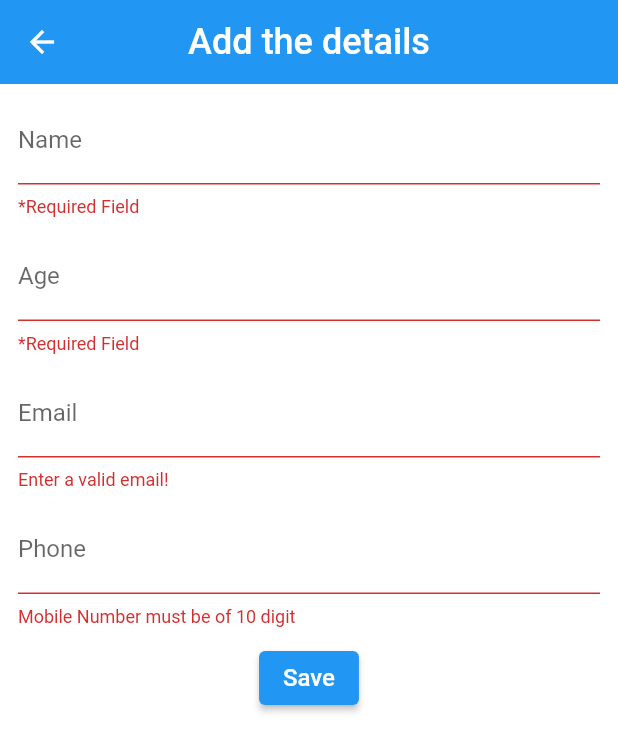
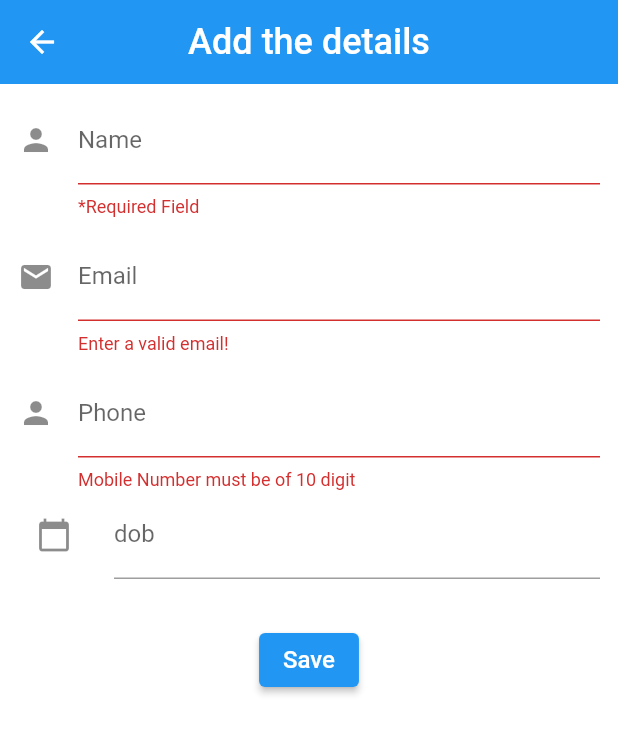
Before and after one commit to BillaHemanthVenkatesh/Astragen1, a Flutter app: the SecondPage screen opened directly, after a tap on the "add" icon, on a phone screen of 412 x 824 dp. Shown: the top 752 px of the screen. Run offline on Flutter 3.47's test engine with Material 2 defaults, Android fonts, the phone set to English and light mode, and no system bars; Roboto replaces fonts that are missing (Cera Pro).

Commit message:
code pushed

```diff
--- a/lib/common/model.dart
+++ b/lib/common/model.dart
@@ -1,6 +1,6 @@
 import 'package:flutter/material.dart';
 // ignore: must_be_immutable
 class WelcomePage {
-   String name,age,bio;
-   WelcomePage({ required this.name,required this.age, required this.bio}) ;
+   String name,email,phone,dob;
+   WelcomePage({ required this.name, required this.email,required this.phone,required this.dob}) ;
 }
--- a/lib/common/third_page.dart
+++ b/lib/common/third_page.dart
@@ -1,4 +1,4 @@
-// ignore_for_file: unnecessary_const
+// ignore_for_file: unnecessary_const, deprecated_member_use, curly_braces_in_flow_control_structures, prefer_is_empty, prefer_const_constructors, prefer_final_fields
 
 import 'package:flutter/material.dart';
 import 'model.dart';
@@ -14,11 +14,15 @@ class Form1 extends StatefulWidget {
 class _FormState extends State<Form1> {
 
 
-  TextEditingController _name = TextEditingController();
-  final TextEditingController _age = TextEditingController();
+  final TextEditingController _name = TextEditingController();
+
 
   final TextEditingController _email = TextEditingController();
   final TextEditingController _phone = TextEditingController();
+  final TextEditingController _dob = TextEditingController();
+   DateTime currentDate = DateTime.now();
+
+
 
   GlobalKey<FormState> _key = new GlobalKey();
 
@@ -39,7 +43,7 @@ class _FormState extends State<Form1> {
           fontFamily: 'Cera Pro',
         )),
       ),
-      body: Form(
+      body:Form(
         key: _key,
         autovalidateMode: AutovalidateMode.always,
         // autovalidate: _autoValidate,
@@ -50,29 +54,27 @@ class _FormState extends State<Form1> {
               TextFormField(
                 controller: _name,
                 validator: _validateName,
+
                 decoration: const InputDecoration(
                   labelText: 'Name',
-                  hintText: 'Enter your name.'
+                  hintText: 'Enter your name.',
+                    icon:const Icon(Icons.person),
+
+
                 ),
               ),
 
-              const SizedBox(height: 10.0),
-              TextFormField(
-                controller: _age,
-                validator: _validateAge,
-                keyboardType: TextInputType.number,
-                decoration: const InputDecoration(
-                  labelText: 'Age',
-                  hintText: 'Enter your age.'
-                ),
-              ),
+
+
               const SizedBox(height: 10.0),
               TextFormField(
                 controller: _email,
                 validator: _validateEmail,
                 decoration: const InputDecoration(
                   labelText: 'Email',
-                  hintText: 'Enter your email.'
+                  hintText: 'Enter your email.',
+                  icon:const Icon(Icons.mail),
+
                 ),
               ),
               const SizedBox(height: 10.0),
@@ -81,11 +83,42 @@ class _FormState extends State<Form1> {
                 validator: _validatePhone,
                 decoration: const InputDecoration(
                   labelText: 'Phone',
-                  hintText: 'Enter your phone number.'
+                  hintText: 'Enter your phone number.',
+                  icon:const Icon(Icons.person),
                 ),
+
+              ),
+              TextFormField(
+                controller: _dob,
+
+                decoration: InputDecoration(
+                  labelText: 'dob',
+                  hintText: 'Enter your dob.',
+                 icon:IconButton(onPressed: ()async {
+    final DateTime? pickedDate = await showDatePicker(
+        context: context,
+        initialDate: currentDate,
+        firstDate: DateTime(2015),
+        lastDate: DateTime(2050));
+    if (pickedDate != null && pickedDate != currentDate)
+    setState(() {
+                              DateTime formattedDate = pickedDate;
+                              _dob.text =
+                                  "${formattedDate.day}-${formattedDate.month}-${formattedDate.year}";
+                            });
+
+  }, icon: const Icon(Icons.calendar_today)),
+
+                ),
+
               ),
               const SizedBox(height: 10.0),
 
+
+
+
+
+              const SizedBox(height: 20.0),
               Row(
                 mainAxisAlignment: MainAxisAlignment.center,
                 children: <Widget>[
@@ -94,7 +127,7 @@ class _FormState extends State<Form1> {
                     child: const Text('Save', style: const TextStyle(color: Colors.white, fontSize: 16.0)),
                     onPressed: () async{
                       if(_key.currentState!.validate()){
-                      Navigator.pop (context ,WelcomePage(name: _name.text,age: _age.text,email:_email.text,phone:_phone.text ));
+                      Navigator.pop (context ,WelcomePage(name: _name.text,email:_email.text,phone:_phone.text,dob:_dob.text ));
 
                       }
                     },
@@ -105,16 +138,24 @@ class _FormState extends State<Form1> {
           ),
         ),
       ),
+
     );
+
   }
+
+
 
 
 String? _validateName(String? value){
     if(value?.length == 0){
       return '*Required Field';
-    } else if((value?.length ?? 0) < 3){
-      return 'Name is too short';
-    } else {
+    } else if (value!.isEmpty ||
+                      !RegExp(r'^[a-z A-Z]+$').hasMatch(value)){
+                    //allow upper and lower case alphabets and space
+                    return "Enter Correct Name";
+
+    }
+    else{
       return null;
     }
   }
@@ -137,15 +178,5 @@ if (value!.isEmpty ||
 
 
 
-String? _validateAge(String? value){
-    String pattern = r'(^[1-9 ]*$)';
-    RegExp regExp = new RegExp(pattern);
-    if(value?.length == 0){
-      return '*Required Field';
-    } else if(!regExp.hasMatch(value ?? "")) {
-      return 'Age should be numeric';
-    } else {
-      return null;
-    }
+
 }
-},
--- a/lib/main.dart
+++ b/lib/main.dart
@@ -1,3 +1,4 @@
+
 import 'package:flutter/material.dart';
 import 'common/first_page.dart';
 
--- a/pubspec.yaml
+++ b/pubspec.yaml
@@ -58,9 +58,8 @@ flutter:
   uses-material-design: true
 
   # To add assets to your application, add an assets section, like this:
-  # assets:
-  #   - images/a_dot_burr.jpeg
-  #   - images/a_dot_ham.jpeg
+  assets:
+    - assets/images/
 
   # An image asset can refer to one or more resolution-specific "variants", see
   # https://flutter.dev/assets-and-images/#resolution-aware.
```
Also changed, not shown: lib/common/first_page.dart (+25 -1 lines), lib/common/second_page.dart (+33 -10 lines), assets/images/qwe.jpeg (added).
